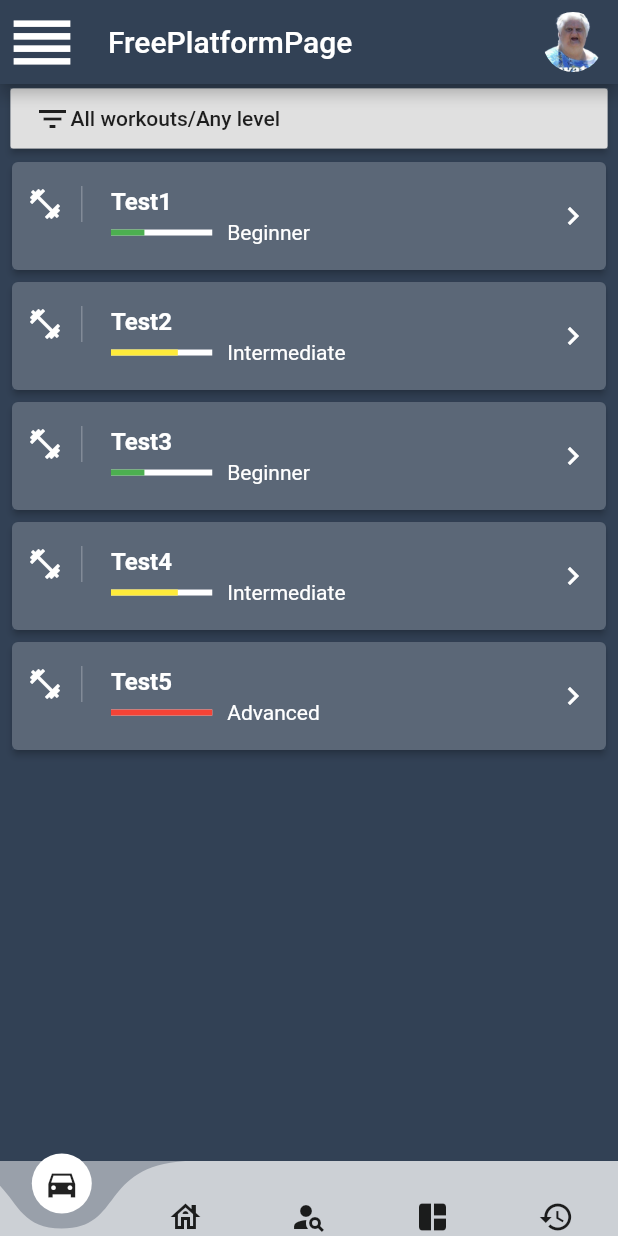
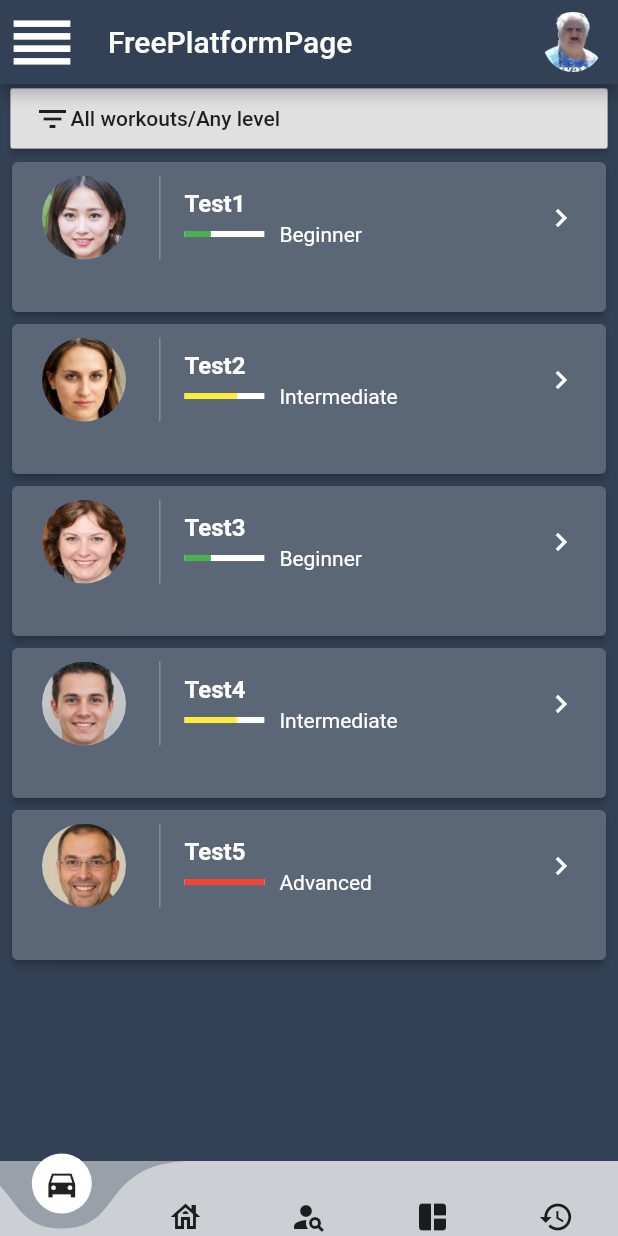
Before and after one commit to insignity/imake_project01, a Flutter app: the HomePage screen opened by its route, on a phone screen of 412 x 824 dp. Run offline on Flutter 3.47's test engine with Material 2 defaults, Android fonts, the light colour scheme and no system bars; drawn by our look-alikes of curved_navigation_bar; our stand-ins replace fluttertoast; missing offline and left inert: waterfall_flow.

Commit message:
добавил изображения для работы с freeplatform

```diff
--- a/lib/components/free-platform.dart
+++ b/lib/components/free-platform.dart
@@ -20,27 +20,32 @@ class _FreePlatformPageState extends State<FreePlatformPage> {
         title: 'Test1',
         author: 'max1',
         description: 'test1',
-        level: 'Beginner'),
+        level: 'Beginner',
+        avatar: AssetImage('assets/images/people/1.png')),
     Order(
         title: 'Test2',
         author: 'max2',
         description: 'test2',
-        level: 'Intermediate'),
+        level: 'Intermediate',
+        avatar: AssetImage('assets/images/people/2.png')),
     Order(
         title: 'Test3',
         author: 'max3',
         description: 'test3',
-        level: 'Beginner'),
+        level: 'Beginner',
+        avatar: AssetImage('assets/images/people/3.png')),
     Order(
         title: 'Test4',
         author: 'max4',
         description: 'test4',
-        level: 'Intermediate'),
+        level: 'Intermediate',
+        avatar: AssetImage('assets/images/people/4.png')),
     Order(
         title: 'Test5',
         author: 'max5',
         description: 'test5',
-        level: 'Advanced'),
+        level: 'Advanced',
+        avatar: AssetImage('assets/images/people/5.png')),
   ];
 
   var filterOnlyMyWorkouts = false;
@@ -86,21 +91,28 @@ class _FreePlatformPageState extends State<FreePlatformPage> {
               elevation: 2.0,
               margin: EdgeInsets.symmetric(horizontal: 8, vertical: 4),
               child: Container(
+                height: 100,
                 decoration:
                     BoxDecoration(color: Color.fromRGBO(50, 65, 85, 0.8)),
-                child: ListTile(
+                child: Column(children: [
+                  ListTile(
                     leading: Container(
-                    padding: EdgeInsets.only(right: 12),
-                    child: Icon(
-                      Icons.fitness_center,
-                      color: Colors.white,
+                      height: 60,
+                      padding: EdgeInsets.only(
+                        right: 20,
+                      ),
+                      child: Container(
+                        child: CircleAvatar(
+                            radius: 30,
+                            backgroundImage: workouts[index].avatar),
                       ),
                       decoration: BoxDecoration(
                           border: Border(
                               right:
                                   BorderSide(width: 1, color: Colors.white24))),
                     ),
-                  contentPadding: EdgeInsets.symmetric(horizontal: 10),
+                    contentPadding: EdgeInsets.only(
+                        top: 1, left: 18, right: 18, bottom: 20),
                     title: Text(
                       workouts[index].title,
                       style: TextStyle(
@@ -113,6 +125,7 @@ class _FreePlatformPageState extends State<FreePlatformPage> {
                     ),
                     subtitle: subtitle(context, workouts[index]),
                   ),
+                ]),
               ),
             );
           }),
--- a/lib/domain/order.dart
+++ b/lib/domain/order.dart
@@ -1,8 +1,11 @@
+import 'package:flutter/widgets.dart';
+
 class Order {
   String title;
   String author;
   String description;
   String level;
+  AssetImage avatar;
 
-  Order({this.title, this.author, this.description, this.level});
+  Order({this.title, this.author, this.description, this.level, this.avatar});
 }
--- a/lib/pages/home.dart
+++ b/lib/pages/home.dart
@@ -90,7 +90,7 @@ class _HomePageState extends State<HomePage> {
           actions: <Widget>[
             CircleAvatar(
                 radius: 20,
-                backgroundColor: Color.fromARGB(1, 0, 0, 0),
+                backgroundColor: Color.fromARGB(0, 0, 0, 0),
                 backgroundImage: AssetImage(
                   'assets/images/wat.png',
                 )),
--- a/pubspec.yaml
+++ b/pubspec.yaml
@@ -53,6 +53,7 @@ flutter:
   # To add assets to your application, add an assets section, like this:
   assets:
     - assets/images/
+    - assets/images/people/
     - assets/images/posts/left/
     - assets/images/posts/right/
   #   - images/a_dot_ham.jpeg
```
Also changed, not shown: lib/components/all-posts.dart (+11 -5 lines), assets/images/people/1.png (added), assets/images/people/2.png (added), assets/images/people/3.png (added), assets/images/people/4.png (added), assets/images/people/5.png (added), assets/images/people/6.PNG (added). Lines whose indentation alone changed are shown as unchanged.
